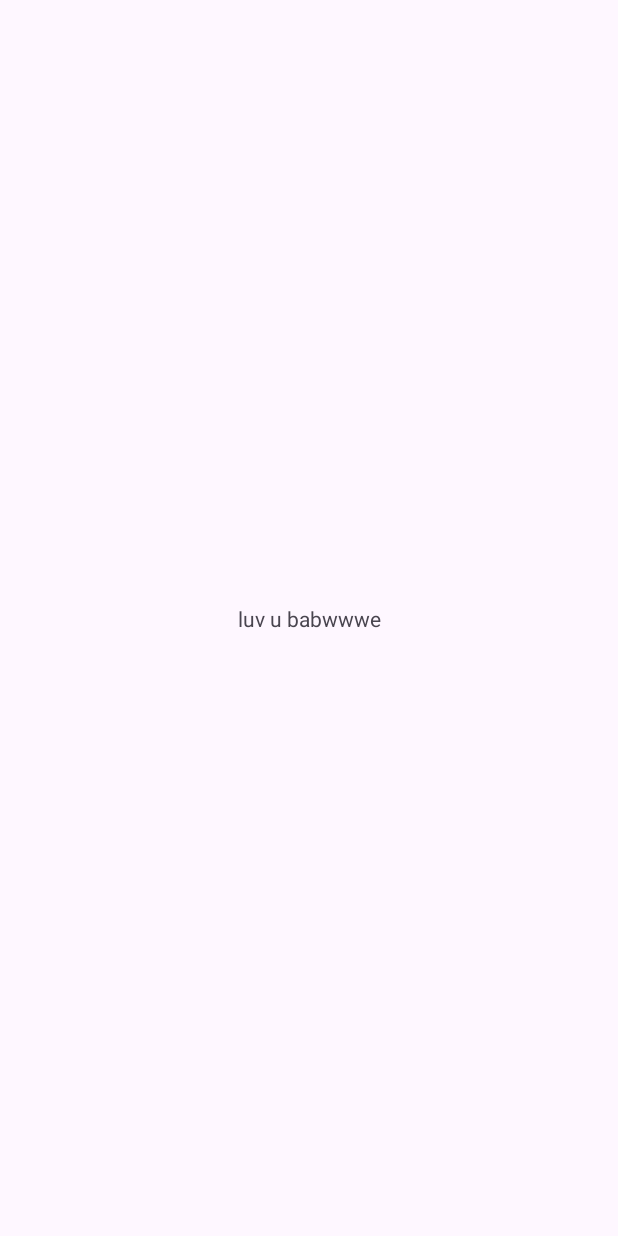
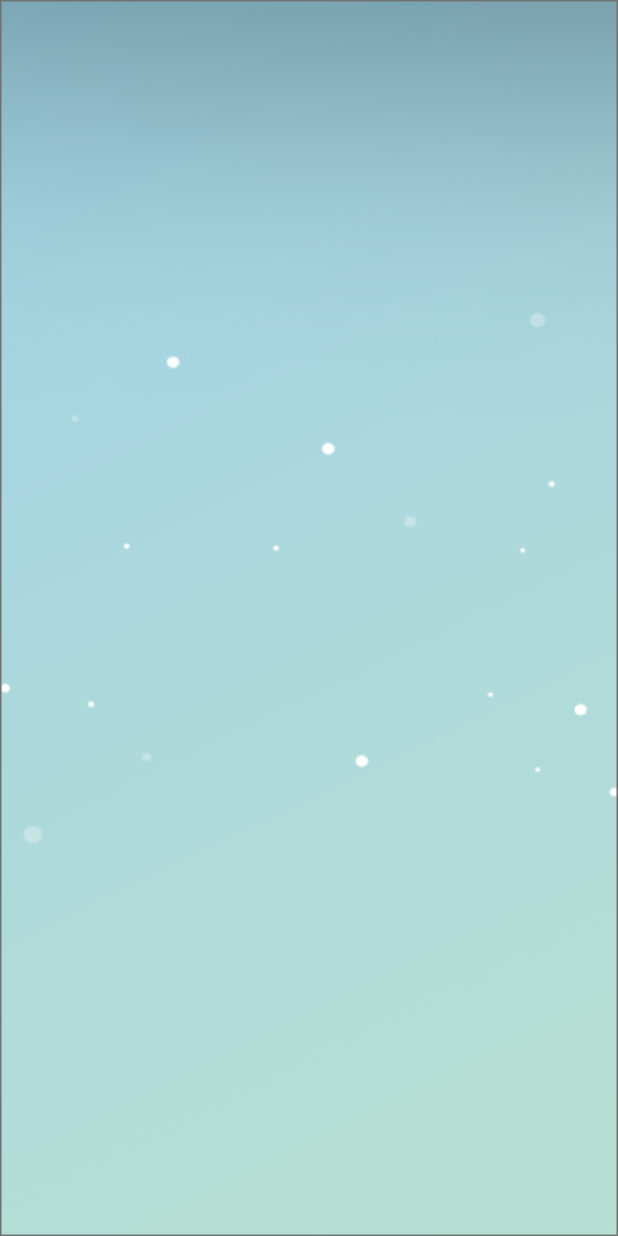
Before and after one commit to piggetro/ANDE, an Android app: the screen it shows after launch (MainActivity), on a phone screen of 412 x 824 dp. Before the commit the screen is almost empty. Run offline under Robolectric (Android 15) with nearby library versions, the phone set to English and light mode, and no system bars.

Commit message:
added splash screen background

```diff
--- a/app/src/main/res/layout/activity_main.xml
+++ b/app/src/main/res/layout/activity_main.xml
@@ -4,15 +4,7 @@
     xmlns:tools="http://schemas.android.com/tools"
     android:layout_width="match_parent"
     android:layout_height="match_parent"
-    tools:context=".MainActivity">
-
-    <TextView
-        android:layout_width="wrap_content"
-        android:layout_height="wrap_content"
-        android:text="luv u babwwwe"
-        app:layout_constraintBottom_toBottomOf="parent"
-        app:layout_constraintEnd_toEndOf="parent"
-        app:layout_constraintStart_toStartOf="parent"
-        app:layout_constraintTop_toTopOf="parent" />
+    tools:context=".MainActivity"
+    android:background="@drawable/splash_background">
 
 </androidx.constraintlayout.widget.ConstraintLayout>
```
Also changed, not shown: app/src/main/res/drawable/logo.png (added), app/src/main/res/drawable/splash_background.png (added).
